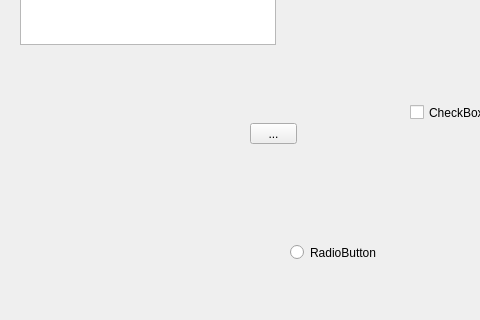
Old version of the form first.ui in the repository suannaimiao/QT--; both pictures show x 0 to 480 and y 196 to 516 of the 800 by 600 pixel window.
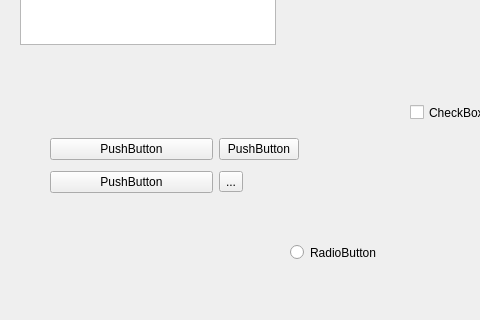
New version of the form.

Patch:
```diff
--- a/first.ui
+++ b/first.ui
@@ -25,19 +25,6 @@
     </property>
     <layout class="QVBoxLayout" name="verticalLayout"/>
    </widget>
-   <widget class="QToolButton" name="toolButton">
-    <property name="geometry">
-     <rect>
-      <x>250</x>
-      <y>300</y>
-      <width>47</width>
-      <height>21</height>
-     </rect>
-    </property>
-    <property name="text">
-     <string>...</string>
-    </property>
-   </widget>
    <widget class="QCheckBox" name="checkBox">
     <property name="geometry">
      <rect>
@@ -74,6 +61,46 @@
      </rect>
     </property>
    </widget>
+   <widget class="QWidget" name="">
+    <property name="geometry">
+     <rect>
+      <x>50</x>
+      <y>310</y>
+      <width>249</width>
+      <height>65</height>
+     </rect>
+    </property>
+    <layout class="QGridLayout" name="gridLayout">
+     <item row="0" column="0">
+      <widget class="QPushButton" name="pushButton">
+       <property name="text">
+        <string>PushButton</string>
+       </property>
+      </widget>
+     </item>
+     <item row="0" column="1">
+      <widget class="QPushButton" name="pushButton_3">
+       <property name="text">
+        <string>PushButton</string>
+       </property>
+      </widget>
+     </item>
+     <item row="1" column="0">
+      <widget class="QPushButton" name="pushButton_2">
+       <property name="text">
+        <string>PushButton</string>
+       </property>
+      </widget>
+     </item>
+     <item row="1" column="1">
+      <widget class="QToolButton" name="toolButton">
+       <property name="text">
+        <string>...</string>
+       </property>
+      </widget>
+     </item>
+    </layout>
+   </widget>
   </widget>
   <widget class="QMenuBar" name="menubar">
    <property name="geometry">
```
